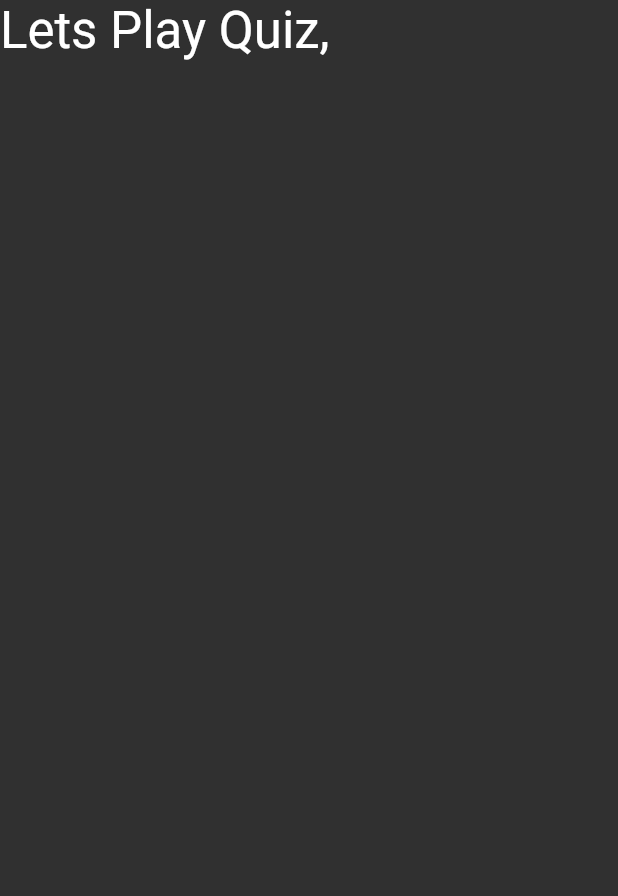
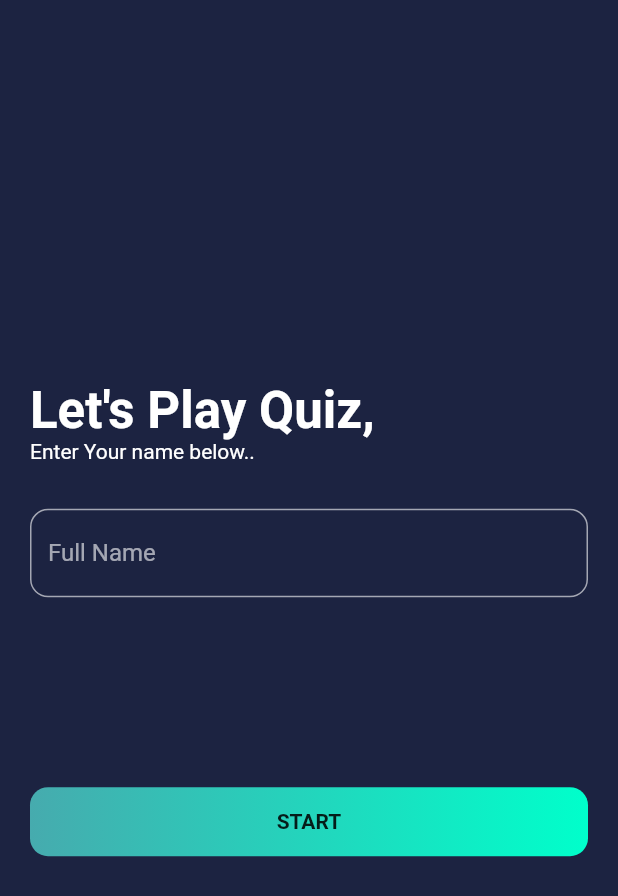
Before and after one commit to AsifAli119/OIBSIP-Quiz-App, a Flutter app: the screen it shows after launch, on a phone screen of 412 x 824 dp. Shown: the top 896 px of the screen. Run offline on Flutter 3.47's test engine with Material 2 defaults, Android fonts, the phone set to English and light mode, and no system bars; our stand-ins replace get, percent_indicator.

Commit message:
Quiz App

```diff
--- /dev/null
+++ b/lib/controllers/question_controllers.dart
@@ -0,0 +1,75 @@
+import 'package:flutter/animation.dart';
+import 'package:flutter/cupertino.dart';
+import 'package:get/get.dart';
+import 'package:quizapp/models/questions.dart';
+import 'package:quizapp/screens/result_screen.dart';
+
+class QuestionControllers extends GetxController with GetSingleTickerProviderStateMixin{
+  late AnimationController _animationController;
+  late Animation _animation;
+  Animation get animation=> this._animation;
+  List<Question> _questions =
+      sample_data.map(
+              (question) => Question(
+          id: question['id'],
+          questions: question['question'],
+              options: question['options'],
+                answer: question['answer_index']),
+      ).toList();
+late PageController _pageController;
+PageController get pageController => this._pageController;
+  List<Question> get questions => this._questions;
+  bool _isAnswered = false;
+  bool get isAnswered => this._isAnswered;
+  late int _correctAns ;
+  int get correctAns => this._correctAns;
+  late int _selectedAns;
+  int get selectedAns => this._selectedAns;
+  RxInt _questionNumber = 1.obs;
+  RxInt get questionNumber => this._questionNumber;
+  int _numOfCorrectAns = 0;
+  int get numOfCorrectAns => this._numOfCorrectAns;
+
+
+  @override
+  void onInit() {
+    _animationController = AnimationController(duration: Duration(seconds: 60),vsync: this);
+    _animation = Tween(begin: 0.0, end: 1.0).animate(_animationController)..
+    addListener(() {
+      update();
+    });
+    _animationController.forward().whenComplete(nextQuestion);
+    _pageController = PageController();
+    super.onInit();
+  }
+  @override
+  void onClose() {
+    super.onClose();
+    _animationController.dispose();
+    _pageController.dispose();
+  }
+  void checkAns(Question question, int selectedIndex){
+    _isAnswered = true;
+    _correctAns = question.answer;
+    _selectedAns = selectedIndex;
+    if(_correctAns == _selectedAns)
+      _numOfCorrectAns++;
+    update();
+    Future.delayed(Duration(seconds: 3), (){
+      nextQuestion();
+    });
+  }
+  void nextQuestion(){
+    if(_questionNumber.value != _questions.length){
+      _isAnswered = false;
+      _pageController.nextPage(duration: Duration(milliseconds: 250), curve: Curves.ease);
+      _animationController.reset();
+      _animationController.forward().whenComplete(nextQuestion);
+    }else {
+      Get.to(ResultScreen());
+    }
+  }
+  void updateTheQnNumber(int index){
+    _questionNumber.value = index +1;
+  }
+}
--- a/lib/main.dart
+++ b/lib/main.dart
@@ -1,5 +1,12 @@
 import 'package:flutter/material.dart';
+import 'package:get/get.dart';
+import 'package:get/get_core/src/get_main.dart';
+import 'package:quizapp/screens/quiz_screen.dart';
+import 'package:quizapp/screens/result_screen.dart';
 import 'package:quizapp/screens/welcome..dart';
+
+import 'components/body.dart';
+import 'controllers/question_controllers.dart';
 
 void main() {
   runApp(const MyApp());
@@ -11,10 +18,12 @@ class MyApp extends StatelessWidget {
   // This widget is the root of your application.
   @override
   Widget build(BuildContext context) {
-    return MaterialApp(
+    // Get.put(QuestionControllers());
+    return GetMaterialApp(
       title: 'Quiz App',
       debugShowCheckedModeBanner: false,
       theme: ThemeData.dark(),
       home: WelcomeScreen(),
     );
+  }
 }
--- a/lib/models/questions.dart
+++ b/lib/models/questions.dart
@@ -1,75 +1,75 @@
-class Questions{
+class Question{
   final int id, answer;
   final String questions;
   final List<String> options;
-  Questions(this.answer, {required this.id, required this.questions, required this.options});
+  Question({required this.id, required this.questions, required this.options, required this.answer});
 }
 const List sample_data = [
   {
     "id": 1,
     "question": "Flutter is a opens source UI kit created by _______",
-    "answer": ["Apple","Google","Facebook", "Microsoft"],
+    "options": ["Apple","Google","Facebook", "Microsoft"],
     "answer_index":1
   },
   {
     "id": 2,
     "question": "Which programming language is primarily used for developing applications with Flutter?",
-    "answer": ["Dart", "Java", "Swift", "Python"],
+    "options": ["Dart", "Java", "Swift", "Python"],
     "answer_index": 0
   },
 
   {
     "id": 3,
     "question": "What is the main advantage of Flutter's 'hot reload' feature?",
-    "answer": ["Faster compilation times", "Automatic bug fixing", "Real-time collaboration", "Quick code changes preview"],
+    "options": ["Faster compilation times", "Automatic bug fixing", "Real-time collaboration", "Quick code changes preview"],
     "answer_index": 3
   },
 
   {
     "id": 4,
     "question": "Which widget in Flutter is used to create a scrollable list of widgets?",
-    "answer": ["ListView", "GridView", "Column", "Row"],
+    "options": ["ListView", "GridView", "Column", "Row"],
     "answer_index": 0
   },
 
   {
     "id": 5,
     "question": "What does the term 'widget' refer to in Flutter?",
-    "answer": ["A small application", "A user interface element", "A layout template", "An animation sequence"],
+    "options": ["A small application", "A user interface element", "A layout template", "An animation sequence"],
     "answer_index": 1
   },
   {
     "id": 6,
     "question": "Which widget in Flutter is used to display a single value within a circle?",
-    "answer": ["CircleAvatar", "RoundBox", "CircularWidget", "SphereIcon"],
+    "options": ["CircleAvatar", "RoundBox", "CircularWidget", "SphereIcon"],
     "answer_index": 0
   },
 
   {
     "id": 7,
     "question": "What is the purpose of 'pubspec.yaml' file in a Flutter project?",
-    "answer": ["To define project dependencies", "To specify hardware requirements", "To manage user authentication", "To create UI layouts"],
+    "options": ["To define project dependencies", "To specify hardware requirements", "To manage user authentication", "To create UI layouts"],
     "answer_index": 0
   },
 
   {
     "id": 8,
     "question": "Which Flutter widget is used to display an image from the internet?",
-    "answer": ["ImageView", "NetImage", "WebImage", "Image.network"],
+    "options": ["ImageView", "NetImage", "WebImage", "Image.network"],
     "answer_index": 3
   },
 
   {
     "id": 9,
     "question": "What is the function of 'setState' in Flutter?",
-    "answer": ["To change the entire application state", "To update the user interface", "To define a new screen layout", "To manage asynchronous operations"],
+    "options": ["To change the entire application state", "To update the user interface", "To define a new screen layout", "To manage asynchronous operations"],
     "answer_index": 1
   },
 
   {
     "id": 10,
     "question": "Which package in Flutter allows you to add beautiful and responsive charts?",
-    "answer": ["graph_flutter", "chart_widgets", "fl_chart", "visual_charts"],
+    "options": ["graph_flutter", "chart_widgets", "fl_chart", "visual_charts"],
     "answer_index": 2
   },
 
--- a/lib/screens/welcome..dart
+++ b/lib/screens/welcome..dart
@@ -1,17 +1,64 @@
 import 'package:flutter/material.dart';
+import 'package:get/get.dart';
+import 'package:get/get_core/src/get_main.dart';
+import 'package:quizapp/colors.dart';
+import 'package:quizapp/screens/quiz_screen.dart';
+TextEditingController nameTxtController = TextEditingController();
 class WelcomeScreen extends StatelessWidget {
   const WelcomeScreen({super.key});
-
   @override
   Widget build(BuildContext context) {
     return Scaffold(
+      backgroundColor: Color(0xFF1C2341),
       body: Stack(
         children: [
-          SafeArea(child: Column(
-            children: [
-              Text("Lets Play Quiz,",
-              style: Theme.of(context).textTheme.headlineMedium!.copyWith(color: Colors.white))
-            ],
+          SafeArea(
+              child: Padding(
+            padding: const EdgeInsets.symmetric(horizontal: cDefaultPadding),
+            child: Column(
+              crossAxisAlignment: CrossAxisAlignment.start,
+              children: [
+                Spacer(flex: 2,),
+                Text("Let's Play Quiz,",
+                    style: Theme.of(context).textTheme.headlineMedium!.copyWith(
+                        color: Colors.white, fontWeight: FontWeight.bold)),
+                Text("Enter Your name below.."),
+                SizedBox(
+                  height: 30,
+                ),
+                TextField(
+                  controller: nameTxtController,
+                  decoration: InputDecoration(
+                      fillColor: Color(0xFF1C2341),
+                      filled: true,
+                      hintText: "Full Name",
+                      border: OutlineInputBorder(
+                        borderRadius: BorderRadius.all(Radius.circular(12)),
+                      )),
+                ),
+                Spacer(),
+                InkWell(
+                  onTap: () => Get.to(QuizScreen()),
+                  child: Container(
+                    width: double.infinity,
+                    alignment: Alignment.center,
+                    padding: EdgeInsets.all(cDefaultPadding * 0.75),
+                    decoration: BoxDecoration(
+                      gradient: PrimaryGradient,
+                      borderRadius: BorderRadius.all(Radius.circular(12.0)),
+                    ),
+                    child: Text(
+                      "START",
+                      style: Theme.of(context)
+                          .textTheme
+                          .button
+                          ?.copyWith(color: Colors.black87, fontWeight: FontWeight.bold),
+                    ),
+                  ),
+                ),
+                Spacer(flex: 2,),
+              ],
+            ),
           ))
         ],
       ),
--- a/pubspec.yaml
+++ b/pubspec.yaml
@@ -35,6 +35,8 @@ dependencies:
   # The following adds the Cupertino Icons font to your application.
   # Use with the CupertinoIcons class for iOS style icons.
   cupertino_icons: ^1.0.2
+  get: ^4.6.5
+  percent_indicator: ^4.2.3
 
 dev_dependencies:
   flutter_test:
```
Also changed, not shown: lib/components/body.dart (added, +70 -0 lines), lib/components/options.dart (added, +62 -0 lines), lib/components/progress_bar.dart (added, +47 -0 lines), lib/components/questions_card.dart (added, +53 -0 lines), lib/screens/quiz_screen.dart (added, +28 -0 lines), lib/screens/result_screen.dart (added, +80 -0 lines), pubspec.lock.
